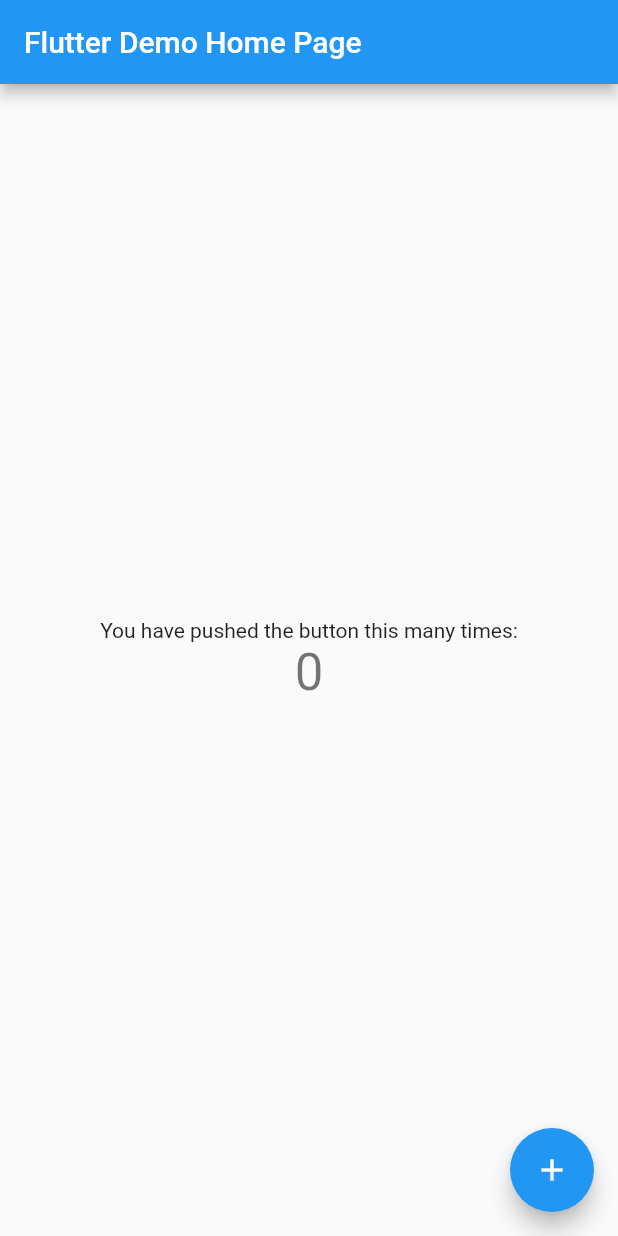
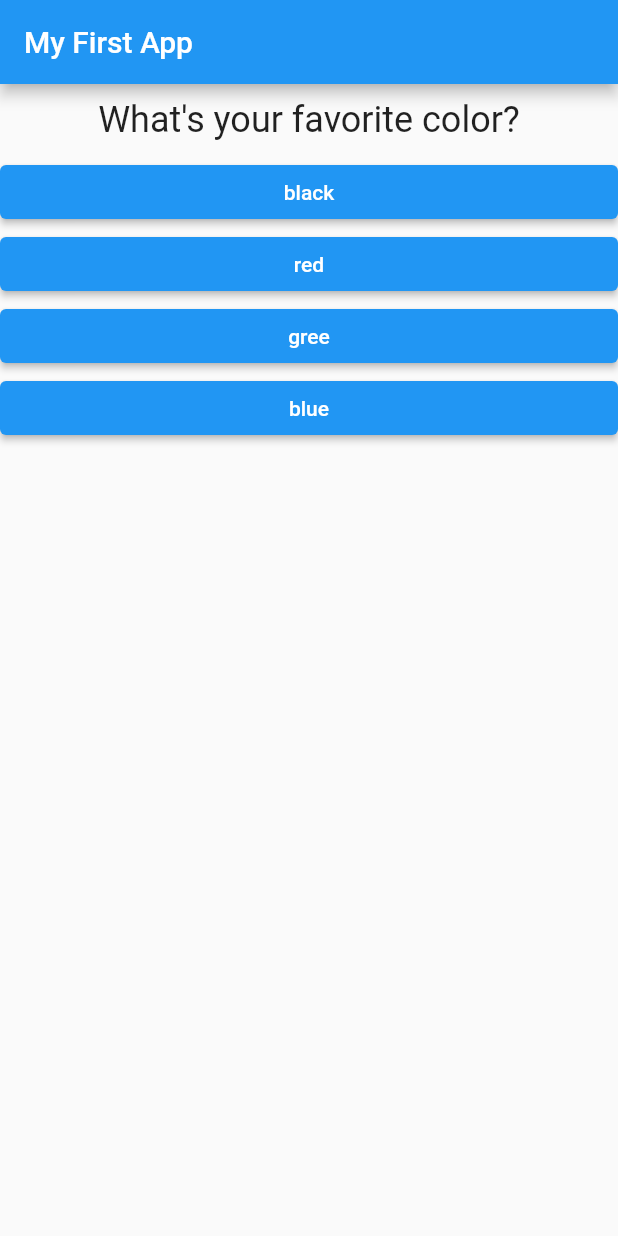
Before and after one commit to ivlie1495/flutter_complete_guide, a Flutter app: the screen it shows after launch, on a phone screen of 412 x 824 dp. Run offline on Flutter 3.47's test engine with Material 2 defaults, Android fonts, the phone set to English and light mode, and no system bars.

Commit message:
finish section 1

```diff
--- /dev/null
+++ b/lib/answer.dart
@@ -0,0 +1,26 @@
+import 'package:flutter/material.dart';
+
+class Answer extends StatelessWidget {
+  final VoidCallback function;
+  final String answerText;
+
+  const Answer(
+    this.function,
+    this.answerText, {
+    Key? key,
+  }) : super(key: key);
+
+  @override
+  Widget build(BuildContext context) {
+    return SizedBox(
+      width: double.infinity,
+      child: ElevatedButton(
+        style: ElevatedButton.styleFrom(
+          primary: Colors.blue,
+        ),
+        onPressed: function,
+        child: Text(answerText),
+      ),
+    );
+  }
+}
--- a/lib/main.dart
+++ b/lib/main.dart
@@ -1,115 +1,83 @@
+import 'package:flutter/cupertino.dart';
 import 'package:flutter/material.dart';
+import 'package:flutter_complete_guide/answer.dart';
+import 'package:flutter_complete_guide/question.dart';
+import 'package:flutter_complete_guide/quiz.dart';
+import 'package:flutter_complete_guide/result.dart';
 
-void main() {
-  runApp(const MyApp());
+void main() => runApp(const MyApp());
+
+class MyApp extends StatefulWidget {
+  const MyApp({Key? key}) : super(key: key);
+
+  @override
+  State<MyApp> createState() => _MyAppState();
 }
 
-class MyApp extends StatelessWidget {
-  const MyApp({Key? key}) : super(key: key);
+class _MyAppState extends State<MyApp> {
+  int questionIndex = 0;
+  int totalScore = 0;
 
-  // This widget is the root of your application.
-  @override
-  Widget build(BuildContext context) {
-    return MaterialApp(
-      title: 'Flutter Demo',
-      theme: ThemeData(
-        // This is the theme of your application.
-        //
-        // Try running your application with "flutter run". You'll see the
-        // application has a blue toolbar. Then, without quitting the app, try
-        // changing the primarySwatch below to Colors.green and then invoke
-        // "hot reload" (press "r" in the console where you ran "flutter run",
-        // or simply save your changes to "hot reload" in a Flutter IDE).
-        // Notice that the counter didn't reset back to zero; the application
-        // is not restarted.
-        primarySwatch: Colors.blue,
-      ),
-      home: const MyHomePage(title: 'Flutter Demo Home Page'),
-    );
+  final List<Map<dynamic, dynamic>> questions = [
+    {
+      'text': 'What\'s your favorite color?',
+      'answers': [
+        { 'text': 'black', 'score': 10 },
+        { 'text': 'red', 'score': 9 },
+        { 'text': 'gree', 'score': 8 },
+        { 'text': 'blue', 'score': 7 }
+      ],
+    },
+    {
+      'text': 'What\'s your favorite animal?',
+      'answers': [
+        { 'text': 'cat', 'score': 7 },
+        { 'text': 'dog', 'score': 9 },
+        { 'text': 'turtle', 'score': 8 },
+        { 'text': 'bird', 'score': 10 },
+      ],
+    },
+    {
+      'text': 'Who\'s your favorite instructor?',
+      'answers': [
+        { 'text': 'Ivan', 'score': 10 },
+        { 'text': 'Ivan', 'score': 9 },
+        { 'text': 'Ivan', 'score': 8 },
+        { 'text': 'Ivan', 'score': 7 },
+      ],
+    },
+  ];
+
+  void answerQuestion(int score) {
+    setState(() {
+      questionIndex = questionIndex + 1;
+      totalScore += score;
+    });
   }
-}
 
-class MyHomePage extends StatefulWidget {
-  const MyHomePage({Key? key, required this.title}) : super(key: key);
-
-  // This widget is the home page of your application. It is stateful, meaning
-  // that it has a State object (defined below) that contains fields that affect
-  // how it looks.
-
-  // This class is the configuration for the state. It holds the values (in this
-  // case the title) provided by the parent (in this case the App widget) and
-  // used by the build method of the State. Fields in a Widget subclass are
-  // always marked "final".
-
-  final String title;
-
-  @override
-  State<MyHomePage> createState() => _MyHomePageState();
-}
-
-class _MyHomePageState extends State<MyHomePage> {
-  int _counter = 0;
-
-  void _incrementCounter() {
+  void resetQuiz() {
     setState(() {
-      // This call to setState tells the Flutter framework that something has
-      // changed in this State, which causes it to rerun the build method below
-      // so that the display can reflect the updated values. If we changed
-      // _counter without calling setState(), then the build method would not be
-      // called again, and so nothing would appear to happen.
-      _counter++;
+      questionIndex = 0;
+      totalScore = 0;
     });
   }
 
   @override
   Widget build(BuildContext context) {
-    // This method is rerun every time setState is called, for instance as done
-    // by the _incrementCounter method above.
-    //
-    // The Flutter framework has been optimized to make rerunning build methods
-    // fast, so that you can just rebuild anything that needs updating rather
-    // than having to individually change instances of widgets.
-    return Scaffold(
-      appBar: AppBar(
-        // Here we take the value from the MyHomePage object that was created by
-        // the App.build method, and use it to set our appbar title.
-        title: Text(widget.title),
-      ),
-      body: Center(
-        // Center is a layout widget. It takes a single child and positions it
-        // in the middle of the parent.
-        child: Column(
-          // Column is also a layout widget. It takes a list of children and
-          // arranges them vertically. By default, it sizes itself to fit its
-          // children horizontally, and tries to be as tall as its parent.
-          //
-          // Invoke "debug painting" (press "p" in the console, choose the
-          // "Toggle Debug Paint" action from the Flutter Inspector in Android
-          // Studio, or the "Toggle Debug Paint" command in Visual Studio Code)
-          // to see the wireframe for each widget.
-          //
-          // Column has various properties to control how it sizes itself and
-          // how it positions its children. Here we use mainAxisAlignment to
-          // center the children vertically; the main axis here is the vertical
-          // axis because Columns are vertical (the cross axis would be
-          // horizontal).
-          mainAxisAlignment: MainAxisAlignment.center,
-          children: <Widget>[
-            const Text(
-              'You have pushed the button this many times:',
-            ),
-            Text(
-              '$_counter',
-              style: Theme.of(context).textTheme.headline4,
-            ),
-          ],
+    return MaterialApp(
+      home: Scaffold(
+        appBar: AppBar(
+          title: const Text('My First App'),
+        ),
+        body: questionIndex < questions.length ? Quiz(
+          questions: questions,
+          questionIndex: questionIndex,
+          answerQuestion: answerQuestion,
+        ) : Result(
+          resultScore: totalScore,
+          resetQuiz: resetQuiz,
         ),
       ),
-      floatingActionButton: FloatingActionButton(
-        onPressed: _incrementCounter,
-        tooltip: 'Increment',
-        child: const Icon(Icons.add),
-      ), // This trailing comma makes auto-formatting nicer for build methods.
     );
   }
 }
--- /dev/null
+++ b/lib/question.dart
@@ -0,0 +1,25 @@
+import 'package:flutter/material.dart';
+
+class Question extends StatelessWidget {
+  final String? questionText;
+
+  const Question(
+    this.questionText, {
+    Key? key,
+  }) : super(key: key);
+
+  @override
+  Widget build(BuildContext context) {
+    return Container(
+      width: double.infinity,
+      margin: const EdgeInsets.all(10.0),
+      child: Text(
+        questionText ?? '',
+        style: const TextStyle(
+          fontSize: 24,
+        ),
+        textAlign: TextAlign.center,
+      ),
+    );
+  }
+}
--- /dev/null
+++ b/lib/quiz.dart
@@ -0,0 +1,30 @@
+import 'package:flutter/material.dart';
+import 'package:flutter_complete_guide/answer.dart';
+import 'package:flutter_complete_guide/question.dart';
+
+class Quiz extends StatelessWidget {
+  final List<Map<dynamic, dynamic>> questions;
+  final int questionIndex;
+  final Function answerQuestion;
+
+  const Quiz({
+    Key? key,
+    required this.questions,
+    required this.questionIndex,
+    required this.answerQuestion,
+  }) : super(key: key);
+
+  @override
+  Widget build(BuildContext context) {
+    return Column(
+      children: [
+        Question(
+          questions[questionIndex]['text'],
+        ),
+        ...questions[questionIndex]['answers'].map((item) {
+          return Answer(() => answerQuestion(item['score'] as int), item['text']);
+        }).toList(),
+      ],
+    );
+  }
+}
--- /dev/null
+++ b/lib/result.dart
@@ -0,0 +1,50 @@
+import 'package:flutter/material.dart';
+
+class Result extends StatelessWidget {
+  final int resultScore;
+  final VoidCallback resetQuiz;
+
+  const Result({
+    Key? key,
+    required this.resultScore,
+    required this.resetQuiz,
+  }) : super(key: key);
+
+  String get resultPhrase {
+    String resultText = '';
+
+    if (resultScore < 22) {
+      resultText = 'You are awesome and innocent!';
+    } else if (resultScore < 25) {
+      resultText = 'Pretty likeable!';
+    } else if (resultScore < 28) {
+      resultText = 'You are strange!';
+    } else {
+      resultText = 'You did it!';
+    }
+
+    return resultText;
+  }
+
+  @override
+  Widget build(BuildContext context) {
+    return Center(
+      child: Column(
+        crossAxisAlignment: CrossAxisAlignment.center,
+        children: [
+          Text(
+            resultPhrase,
+            style: const TextStyle(
+              fontSize: 36,
+              fontWeight: FontWeight.bold,
+            ),
+          ),
+          TextButton(
+            onPressed: resetQuiz,
+            child: const Text('Restart Quiz!'),
+          ),
+        ],
+      ),
+    );
+  }
+}
```
Also changed, not shown: 2 other files.
